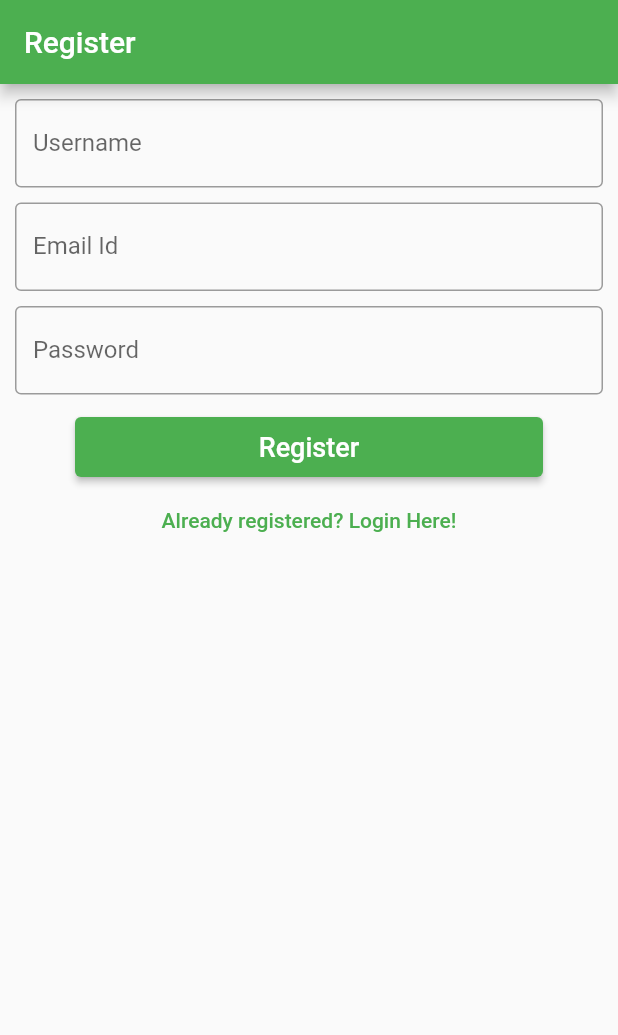
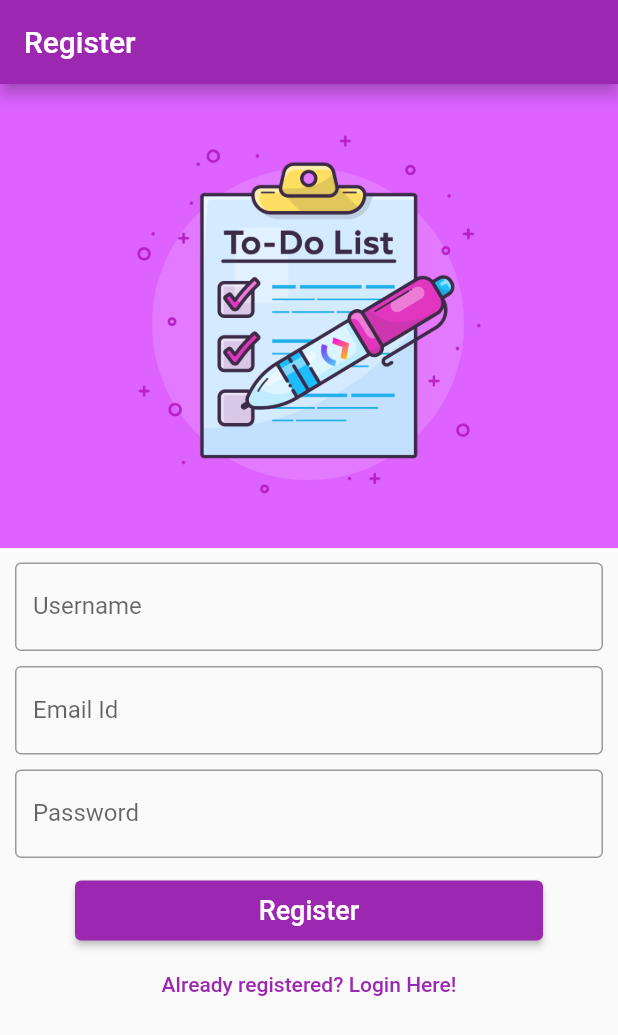
Before and after one commit to Swagnik02/todo, a Flutter app: the screen it shows after launch, after a tap on "Not registered yet ? Register Here!", on a phone screen of 412 x 824 dp. Shown: the top 1035 px of the screen. Run offline on Flutter 3.47's test engine with Material 2 defaults, Android fonts, the light colour scheme and no system bars; our stand-ins replace cloud_firestore, firebase_auth, firebase_core, fluttertoast, google_fonts; accounts and stored records are empty; network calls fail.

Commit message:
added logo in Register view and login view

```diff
--- a/lib/main.dart
+++ b/lib/main.dart
@@ -15,7 +15,7 @@ void main() {
     MaterialApp(
       title: 'Flutter Demo',
       theme: ThemeData(
-        primarySwatch: Colors.green,
+        primarySwatch: Colors.purple,
       ),
       home: const HomePage(),
       routes: {
--- a/lib/views/login_view.dart
+++ b/lib/views/login_view.dart
@@ -38,7 +38,15 @@ class _LoginViewState extends State<LoginView> {
       appBar: AppBar(
         title: const Text('Login'),
       ),
-      body: Container(
+      body: SingleChildScrollView(
+        child: Column(
+          children: [
+            Container(
+              // padding: const EdgeInsets.all(10),
+              child: Image.asset('assets/to-do-list-apps.png'),
+            ),
+            Container(
+              width: MediaQuery.of(context).size.width,
               padding: const EdgeInsets.all(10),
               child: Column(
                 children: [
@@ -65,7 +73,7 @@ class _LoginViewState extends State<LoginView> {
                       border: OutlineInputBorder(),
                     ),
                   ),
-            const SizedBox(height: 20),
+                  const SizedBox(height: 10),
                   Container(
                     padding: const EdgeInsets.only(
                       top: 5,
@@ -93,8 +101,8 @@ class _LoginViewState extends State<LoginView> {
                         final password = _password.text;
 
                         try {
-                    final userCredential =
-                        await FirebaseAuth.instance.signInWithEmailAndPassword(
+                          final userCredential = await FirebaseAuth.instance
+                              .signInWithEmailAndPassword(
                             email: email,
                             password: password,
                           );
@@ -140,6 +148,9 @@ class _LoginViewState extends State<LoginView> {
                 ],
               ),
             ),
+          ],
+        ),
+      ),
     );
   }
 }
--- a/lib/views/register_view.dart
+++ b/lib/views/register_view.dart
@@ -9,7 +9,6 @@ import 'dart:developer' as devtools show log;
 import 'package:todo/constants/routes.dart';
 
 import '../utilities/show_error_dialogue.dart';
-
 
 class RegisterView extends StatefulWidget {
   const RegisterView({super.key});
@@ -45,7 +44,15 @@ class _RegisterViewState extends State<RegisterView> {
       appBar: AppBar(
         title: const Text('Register'),
       ),
-      body: Container(
+      body: SingleChildScrollView(
+        child: Column(
+          children: [
+            Container(
+              // padding: const EdgeInsets.all(10),
+              child: Image.asset('assets/to-do-list-apps.png'),
+            ),
+            Container(
+              width: MediaQuery.of(context).size.width,
               padding: const EdgeInsets.all(10),
               child: Column(
                 children: [
@@ -126,7 +133,8 @@ class _RegisterViewState extends State<RegisterView> {
                             password: password,
                           );
                           devtools.log(userCredential.toString());
-                    final userLoggedIn = FirebaseAuth.instance.currentUser;
+                          final userLoggedIn =
+                              FirebaseAuth.instance.currentUser;
                           await userLoggedIn?.sendEmailVerification();
 
                           // creating database in firestore
@@ -185,10 +193,13 @@ class _RegisterViewState extends State<RegisterView> {
                   ),
                   TextButton(
                       onPressed: () {
-                  Navigator.of(context)
-                      .pushNamedAndRemoveUntil(loginRoute, (route) => false);
+                        Navigator.of(context).pushNamedAndRemoveUntil(
+                            loginRoute, (route) => false);
                       },
                       child: const Text('Already registered? Login Here!'))
+                ],
+              ),
+            ),
           ],
         ),
       ),
--- a/pubspec.yaml
+++ b/pubspec.yaml
@@ -66,8 +66,8 @@ flutter:
   uses-material-design: true
 
   # To add assets to your application, add an assets section, like this:
-  # assets:
-  #   - images/a_dot_burr.jpeg
+  assets:
+    - assets/
   #   - images/a_dot_ham.jpeg
 
   # An image asset can refer to one or more resolution-specific "variants", see
```
Also changed, not shown: assets/to-do-list-apps.png (added). Lines whose indentation alone changed are shown as unchanged.
